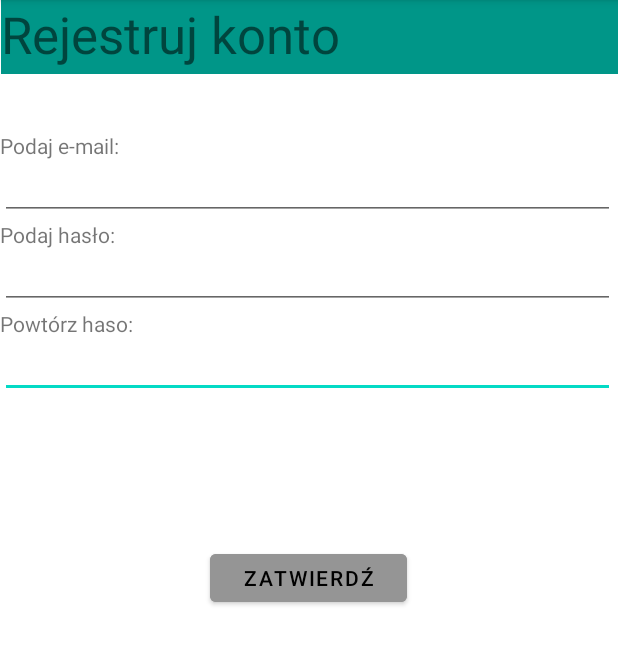
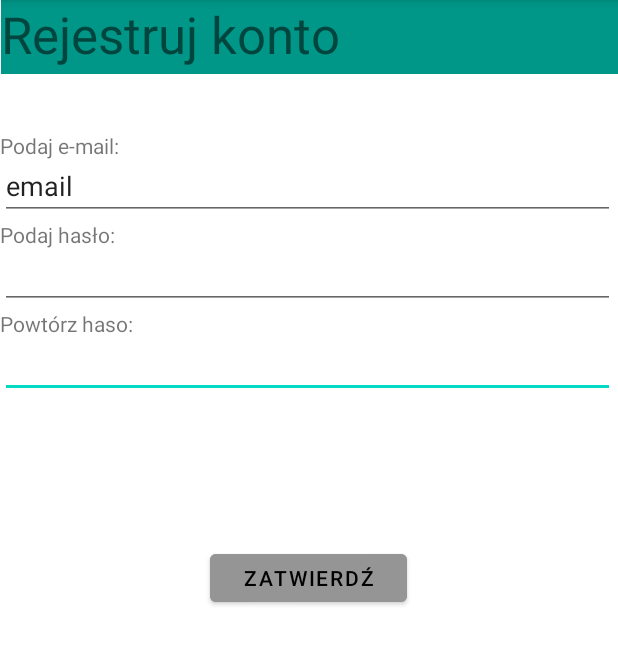
Before and after one commit to Kwiatkowska-W/inf04_egzamin, an Android app: the screen it shows after launch (MainActivity), on a phone screen of 412 x 824 dp, the part 84-749 px from its top. Run offline under Robolectric (Android 15) with nearby library versions, the phone set to English and light mode, and no system bars.

```diff
--- a/app/src/main/res/layout/activity_main.xml
+++ b/app/src/main/res/layout/activity_main.xml
@@ -65,6 +65,7 @@
         android:layout_height="40dp"
         android:ems="10"
         android:inputType="textPersonName"
+        android:text="email"
         app:layout_constraintBottom_toBottomOf="parent"
         app:layout_constraintEnd_toEndOf="parent"
         app:layout_constraintHorizontal_bias="0.0"
@@ -111,4 +112,15 @@
         app:layout_constraintTop_toBottomOf="@+id/haslo2"
         app:layout_constraintVertical_bias="0.214" />
 
+    <TextView
+        android:id="@+id/Welcome"
+        android:layout_width="186dp"
+        android:layout_height="26dp"
+        app:layout_constraintBottom_toBottomOf="parent"
+        app:layout_constraintEnd_toEndOf="parent"
+        app:layout_constraintHorizontal_bias="0.497"
+        app:layout_constraintStart_toStartOf="parent"
+        app:layout_constraintTop_toBottomOf="@+id/button"
+        app:layout_constraintVertical_bias="0.156" />
+
 </androidx.constraintlayout.widget.ConstraintLayout>
```
Also changed, not shown: app/src/main/java/com/example/inf04_egzamin/MainActivity.kt (+10 -0 lines).
